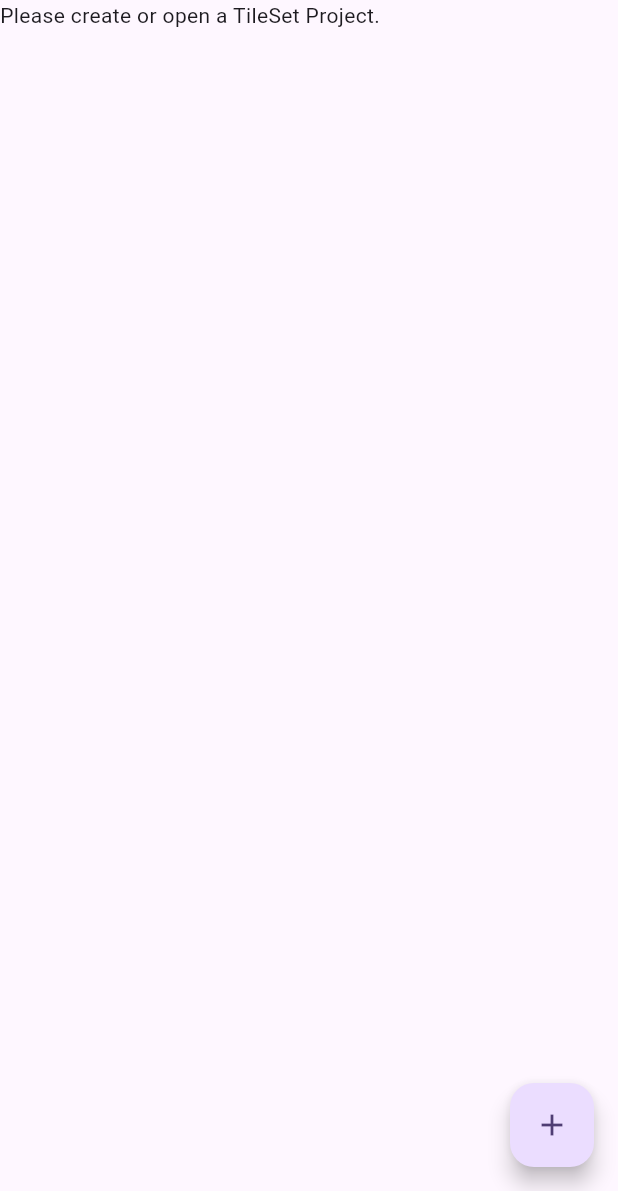
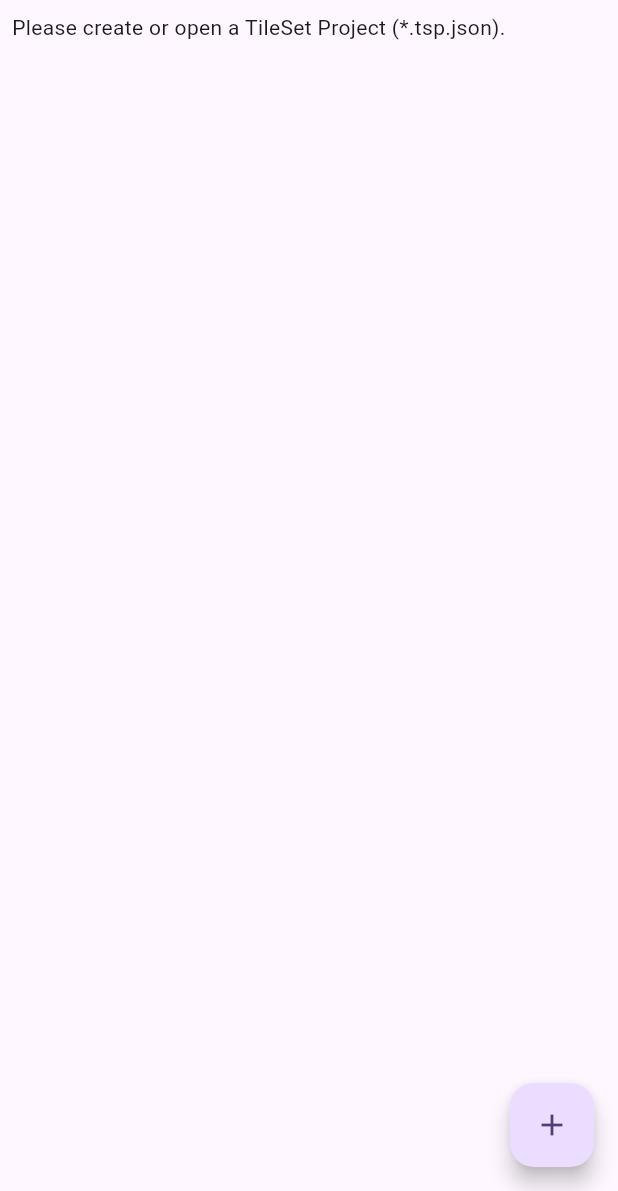
Before and after one commit to davidbedok/tileseteditor, a Flutter app: the screen it shows after launch, on a phone screen of 412 x 824 dp, the part 45-1236 px from its top. Run offline on Flutter 3.47's test engine with Material 3 defaults, Android fonts, the phone set to English and light mode, and no system bars; our stand-ins replace file_picker, package_info_plus; missing offline and left inert: flame, flutter_randomcolor, window_manager.

Commit message:
Add padding

```diff
--- a/lib/editor.dart
+++ b/lib/editor.dart
@@ -40,7 +40,9 @@ class TileSetEditorState extends State<TileSetEditor> {
       children: [
         Column(
           children: [
-            Row(
+            Padding(
+              padding: const EdgeInsets.all(8.0),
+              child: Row(
                 children: [
                   ElevatedButton.icon(
                     icon: Icon(Icons.add_circle_outline),
@@ -103,6 +105,7 @@ class TileSetEditorState extends State<TileSetEditor> {
                           },
                   ),
                 ],
+              ),
             ),
             Row(
               children: [
--- a/lib/menubar.dart
+++ b/lib/menubar.dart
@@ -2,7 +2,6 @@ import 'dart:io';
 
 import 'package:flutter/material.dart';
 import 'package:tileseteditor/domain/tileset_project.dart';
-import 'package:tileseteditor/state/editor_state.dart';
 
 class TileSetEditorMenuBar extends StatelessWidget {
   final TileSetProject? project;
--- a/lib/selector.dart
+++ b/lib/selector.dart
@@ -6,15 +6,11 @@ import 'dart:ui' as dui;
 import 'package:file_picker/file_picker.dart';
 import 'package:flutter/material.dart';
 import 'package:package_info_plus/package_info_plus.dart';
-import 'package:tileseteditor/dialogs/add_group_dialog.dart';
-import 'package:tileseteditor/dialogs/add_slice_dialog.dart';
 import 'package:tileseteditor/dialogs/add_tileset_dialog.dart';
 import 'package:tileseteditor/dialogs/edit_project_dialog.dart';
 import 'package:tileseteditor/dialogs/new_project_dialog.dart';
 import 'package:tileseteditor/domain/tileset.dart';
-import 'package:tileseteditor/domain/tileset_group.dart';
 import 'package:tileseteditor/domain/tileset_project.dart';
-import 'package:tileseteditor/domain/tileset_slice.dart';
 import 'package:tileseteditor/editor.dart';
 import 'package:tileseteditor/menubar.dart';
 import 'package:tileseteditor/state/editor_state.dart';
@@ -69,18 +65,32 @@ class TileSetSelectorState extends State<TileSetSelector> {
             ),
             Row(
               children: [
-                Text(
-                  project == null ? 'Please create or open a TileSet Project.' : '${project!.name} TileSet Project',
+                Padding(
+                  padding: const EdgeInsets.all(8.0),
+                  child: project == null
+                      ? Text('Please create or open a TileSet Project (*.tsp.json).', style: Theme.of(context).textTheme.bodyMedium)
+                      : RichText(
+                          text: TextSpan(
+                            text: 'TileSet Project: ',
                             style: Theme.of(context).textTheme.bodyMedium,
+                            children: <TextSpan>[
+                              TextSpan(
+                                text: project!.name,
+                                style: TextStyle(fontWeight: FontWeight.bold),
+                              ),
+                              TextSpan(text: '. Please create or add a TileSet (*.png).'),
+                            ],
+                          ),
+                        ),
                 ),
               ],
             ),
             Visibility(
               visible: project != null,
+              child: Padding(
+                padding: const EdgeInsets.all(8.0),
                 child: Row(
                   children: [
-                  Flexible(child: Text("TileSet", style: Theme.of(context).textTheme.bodyMedium)),
-                  SizedBox(width: 10),
                     Expanded(
                       child: InputDecorator(
                         decoration: const InputDecoration(
@@ -121,12 +131,16 @@ class TileSetSelectorState extends State<TileSetSelector> {
                   ],
                 ),
               ),
+            ),
             tileSet != null && tileSetImage != null
-                ? TileSetEditor(
+                ? Padding(
+                    padding: const EdgeInsets.all(8.0),
+                    child: TileSetEditor(
                       editorState: EditorState(), //
                       project: project!,
                       tileSet: tileSet!,
                       tileSetImage: tileSetImage!,
+                    ),
                   )
                 : Row(),
           ],
```
Also changed, not shown: lib/editor copy.dart (deleted, +0 -239 lines). Lines whose indentation alone changed are shown as unchanged.
